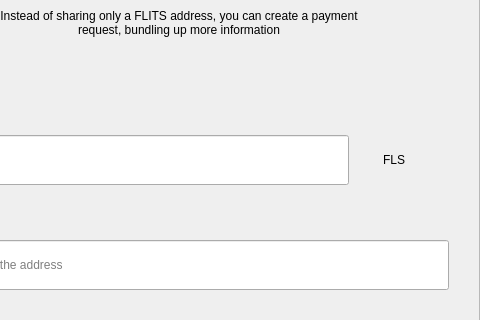
The window that src/qt/fls/forms/requestdialog.ui (Liquid369/blank) describes before a commit, drawn with Qt 5; both pictures show x 122 to 602 and y 123 to 443 of the 602 by 607 pixel window.
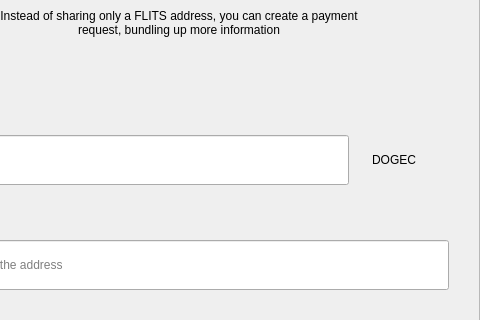
The same window after the commit.

Patch:
```diff
--- a/src/qt/fls/forms/requestdialog.ui
+++ b/src/qt/fls/forms/requestdialog.ui
@@ -327,7 +327,7 @@
                    <item>
                     <widget class="QLabel" name="comboBoxCoin">
                      <property name="text">
-                      <string>FLS</string>
+                      <string>DOGEC</string>
                      </property>
                      <property name="alignment">
                       <set>Qt::AlignCenter</set>
```
